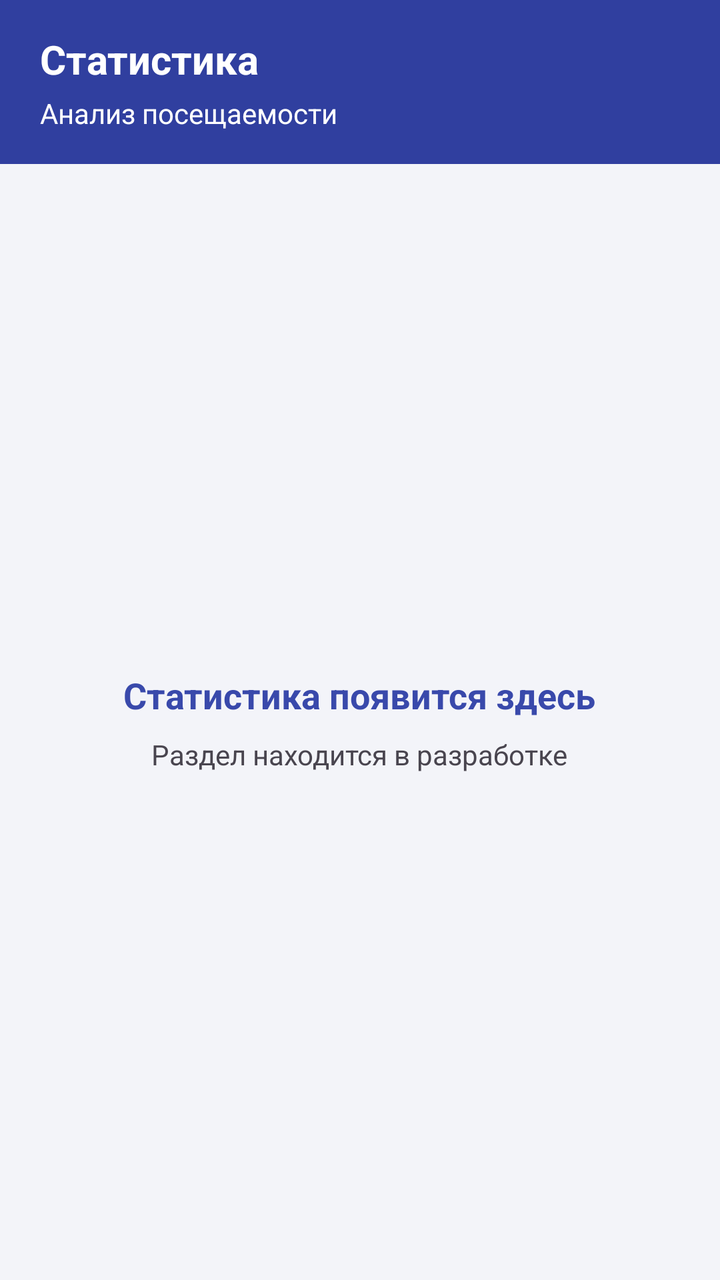
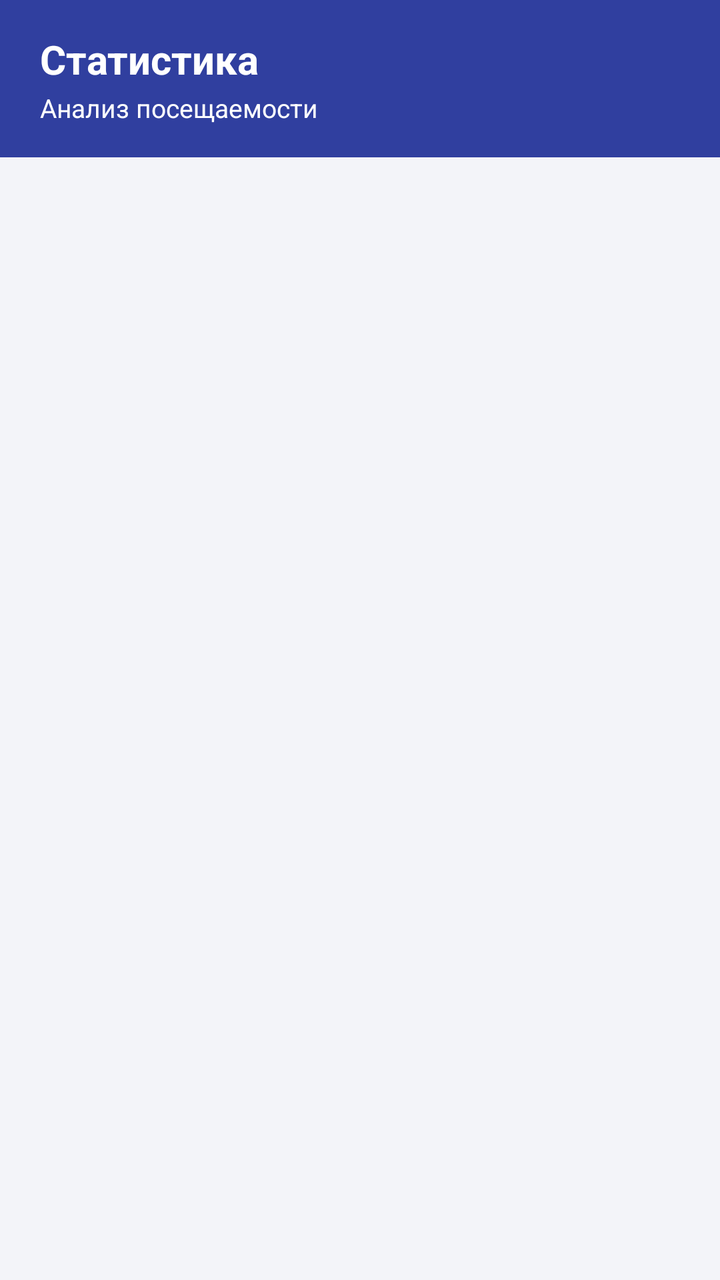

Two renders of the same Android screen: before a commit and after it. Below are the layout's source before the change and the commit's diff.
<!-- AndroidManifest.xml: application theme Theme.AttendanceControl -->
<!-- res/layout/activity_statistics.xml -->
<?xml version="1.0" encoding="utf-8"?>
<LinearLayout xmlns:android="http://schemas.android.com/apk/res/android"
    android:id="@+id/statisticsRoot"
    android:layout_width="match_parent"
    android:layout_height="match_parent"
    android:orientation="vertical"
    android:background="?android:attr/colorBackground">

    
    <LinearLayout
        android:id="@+id/headerLayout"
        android:layout_width="match_parent"
        android:layout_height="wrap_content"
        android:orientation="vertical"
        android:background="@color/header_bg"
        android:paddingLeft="20dp"
        android:paddingRight="20dp"
        android:paddingTop="16dp"
        android:paddingBottom="16dp">

        <TextView
            android:layout_width="wrap_content"
            android:layout_height="wrap_content"
            android:text="Статистика"
            android:textSize="20sp"
            android:textStyle="bold"
            android:textColor="@color/header_title" />

        <TextView
            android:layout_width="wrap_content"
            android:layout_height="wrap_content"
            android:text="Анализ посещаемости"
            android:textSize="14sp"
            android:textColor="@color/header_subtitle"
            android:layout_marginTop="4dp" />
    </LinearLayout>

    
    <LinearLayout
        android:layout_width="match_parent"
        android:layout_height="0dp"
        android:layout_weight="1"
        android:gravity="center"
        android:orientation="vertical">

        <TextView
            android:layout_width="wrap_content"
            android:layout_height="wrap_content"
            android:text="Статистика появится здесь"
            android:textSize="18sp"
            android:textStyle="bold"
            android:textColor="?attr/colorPrimary"
            android:gravity="center" />

        <TextView
            android:layout_width="wrap_content"
            android:layout_height="wrap_content"
            android:text="Раздел находится в разработке"
            android:textSize="14sp"
            android:textColor="?android:attr/textColorSecondary"
            android:gravity="center"
            android:layout_marginTop="8dp" />
    </LinearLayout>

</LinearLayout>
<!-- resources referenced by this layout -->
<resources>
  <color name="header_bg">#303F9F</color>
  <color name="header_subtitle">#FFFFFF</color>
  <color name="header_title">#FFFFFF</color>
  <style name="Theme.AttendanceControl" parent="Base.Theme.AttendanceControl" />
  <style name="Base.Theme.AttendanceControl" parent="Theme.Material3.Light.NoActionBar">
          
          <item name="colorPrimary">@color/indigo_500</item>
          <item name="colorPrimaryDark">@color/indigo_900</item>
          <item name="colorPrimaryContainer">@color/indigo_100</item>
          <item name="colorOnPrimary">@color/on_primary</item>
          <item name="colorOnPrimaryContainer">@color/indigo_900</item>
  
          
          <item name="colorSecondary">@color/amber_600</item>
          <item name="colorSecondaryContainer">@color/amber_200</item>
          <item name="colorOnSecondary">@color/on_background</item>
  
          
          <item name="android:colorBackground">@color/background</item>
          <item name="colorSurface">@color/surface</item>
          <item name="colorSurfaceVariant">@color/surface_variant</item>
          <item name="colorOnBackground">@color/on_background</item>
          <item name="colorOnSurface">@color/on_surface</item>
  
          
          <item name="android:statusBarColor">@android:color/transparent</item>
          <item name="android:windowTranslucentStatus">false</item>
          <item name="android:windowLightStatusBar">false</item>
  
          
          <item name="colorError">@color/error</item>
      </style>
  <color name="indigo_500">#3949AB</color>
  <color name="indigo_900">#1A237E</color>
  <color name="indigo_100">#C5CAE9</color>
  <color name="on_primary">#FFFFFF</color>
  <color name="amber_600">#FFB300</color>
  <color name="amber_200">#FFE082</color>
  <color name="on_background">#1C1B2E</color>
  <color name="background">#F3F4F9</color>
  <color name="surface">#FFFFFF</color>
  <color name="surface_variant">#ECEEF8</color>
  <color name="on_surface">#1C1B2E</color>
  <color name="error">#B00020</color>
</resources>

<!-- the commit's change to res/layout/activity_statistics.xml (unified diff, before → after) -->
@@ -1,6 +1,5 @@
 <?xml version="1.0" encoding="utf-8"?>
 <LinearLayout xmlns:android="http://schemas.android.com/apk/res/android"
-    android:id="@+id/statisticsRoot"
     android:layout_width="match_parent"
     android:layout_height="match_parent"
     android:orientation="vertical"
@@ -13,8 +12,8 @@
         android:layout_height="wrap_content"
         android:orientation="vertical"
         android:background="@color/header_bg"
-        android:paddingLeft="20dp"
-        android:paddingRight="20dp"
+        android:paddingStart="20dp"
+        android:paddingEnd="20dp"
         android:paddingTop="16dp"
         android:paddingBottom="16dp">
 
@@ -30,36 +29,245 @@
             android:layout_width="wrap_content"
             android:layout_height="wrap_content"
             android:text="Анализ посещаемости"
-            android:textSize="14sp"
+            android:textSize="13sp"
             android:textColor="@color/header_subtitle"
-            android:layout_marginTop="4dp" />
+            android:layout_marginTop="2dp" />
     </LinearLayout>
 
     
+    <ProgressBar
+        android:id="@+id/progressBar"
+        android:layout_width="wrap_content"
+        android:layout_height="wrap_content"
+        android:layout_gravity="center_horizontal"
+        android:layout_marginTop="40dp"
+        android:visibility="visible" />
+
+    
     <LinearLayout
+        android:id="@+id/layoutEmpty"
         android:layout_width="match_parent"
         android:layout_height="0dp"
         android:layout_weight="1"
         android:gravity="center"
-        android:orientation="vertical">
-
-        <TextView
-            android:layout_width="wrap_content"
-            android:layout_height="wrap_content"
-            android:text="Статистика появится здесь"
-            android:textSize="18sp"
+        android:orientation="vertical"
+        android:visibility="gone"
+        android:padding="32dp">
+
+        <TextView
+            android:layout_width="wrap_content"
+            android:layout_height="wrap_content"
+            android:text="Нет данных"
+            android:textSize="20sp"
             android:textStyle="bold"
-            android:textColor="?attr/colorPrimary"
+            android:textColor="?android:attr/textColorPrimary"
             android:gravity="center" />
 
         <TextView
             android:layout_width="wrap_content"
             android:layout_height="wrap_content"
-            android:text="Раздел находится в разработке"
+            android:text="Сохраните посещаемость на экране «Занятие», чтобы здесь появилась статистика."
             android:textSize="14sp"
             android:textColor="?android:attr/textColorSecondary"
             android:gravity="center"
+            android:lineSpacingMultiplier="1.4"
             android:layout_marginTop="8dp" />
     </LinearLayout>
 
+    
+    <ScrollView
+        android:id="@+id/layoutContent"
+        android:layout_width="match_parent"
+        android:layout_height="0dp"
+        android:layout_weight="1"
+        android:visibility="gone"
+        android:fillViewport="true">
+
+        <LinearLayout
+            android:layout_width="match_parent"
+            android:layout_height="wrap_content"
+            android:orientation="vertical"
+            android:padding="16dp">
+
+            
+            <TextView
+                android:layout_width="wrap_content"
+                android:layout_height="wrap_content"
+                android:text="Сводка"
+                android:textSize="15sp"
+                android:textStyle="bold"
+                android:textColor="?android:attr/textColorSecondary"
+                android:letterSpacing="0.08"
+                android:layout_marginBottom="8dp" />
+
+            
+            <LinearLayout
+                android:id="@+id/layoutCards"
+                android:layout_width="match_parent"
+                android:layout_height="wrap_content"
+                android:orientation="horizontal"
+                android:layout_marginBottom="20dp">
+
+                
+                <LinearLayout
+                    android:id="@+id/cardPresent"
+                    android:layout_width="0dp"
+                    android:layout_height="wrap_content"
+                    android:layout_weight="1"
+                    android:orientation="vertical"
+                    android:background="@drawable/bg_stat_card"
+                    android:padding="14dp"
+                    android:gravity="center"
+                    android:layout_marginEnd="6dp">
+
+                    <TextView
+                        android:id="@+id/tvPresentCount"
+                        android:layout_width="wrap_content"
+                        android:layout_height="wrap_content"
+                        android:text="0"
+                        android:textSize="26sp"
+                        android:textStyle="bold"
+                        android:textColor="@color/stat_present_text" />
+
+                    <TextView
+                        android:layout_width="wrap_content"
+                        android:layout_height="wrap_content"
+                        android:text="Присутствовал"
+                        android:textSize="11sp"
+                        android:textColor="?android:attr/textColorSecondary"
+                        android:gravity="center"
+                        android:layout_marginTop="2dp" />
+                </LinearLayout>
+
+                
+                <LinearLayout
+                    android:id="@+id/cardAbsent"
+                    android:layout_width="0dp"
+                    android:layout_height="wrap_content"
+                    android:layout_weight="1"
+                    android:orientation="vertical"
+                    android:background="@drawable/bg_stat_card"
+                    android:padding="14dp"
+                    android:gravity="center"
+                    android:layout_marginStart="6dp"
+                    android:layout_marginEnd="6dp">
+
+                    <TextView
+                        android:id="@+id/tvAbsentCount"
+                        android:layout_width="wrap_content"
+                        android:layout_height="wrap_content"
+                        android:text="0"
+                        android:textSize="26sp"
+                        android:textStyle="bold"
+                        android:textColor="@color/stat_absent_text" />
+
+                    <TextView
+                        android:layout_width="wrap_content"
+                        android:layout_height="wrap_content"
+                        android:text="Отсутствовал"
+                        android:textSize="11sp"
+                        android:textColor="?android:attr/textColorSecondary"
+                        android:gravity="center"
+                        android:layout_marginTop="2dp" />
+                </LinearLayout>
+
+                
+                <LinearLayout
+                    android:id="@+id/cardLate"
+                    android:layout_width="0dp"
+                    android:layout_height="wrap_content"
+                    android:layout_weight="1"
+                    android:orientation="vertical"
+                    android:background="@drawable/bg_stat_card"
+                    android:padding="14dp"
+                    android:gravity="center"
+                    android:layout_marginStart="6dp">
+
+                    <TextView
+                        android:id="@+id/tvLateCount"
+                        android:layout_width="wrap_content"
+                        android:layout_height="wrap_content"
+                        android:text="0"
+                        android:textSize="26sp"
+                        android:textStyle="bold"
+                        android:textColor="@color/stat_late_text" />
+
+                    <TextView
+                        android:layout_width="wrap_content"
+                        android:layout_height="wrap_content"
+                        android:text="Опоздал"
+                        android:textSize="11sp"
+                        android:textColor="?android:attr/textColorSecondary"
+                        android:gravity="center"
+                        android:layout_marginTop="2dp" />
+                </LinearLayout>
+            </LinearLayout>
+
+            
+            <LinearLayout
+                android:layout_width="match_parent"
+                android:layout_height="wrap_content"
+                android:orientation="vertical"
+                android:background="@drawable/bg_stat_card"
+                android:padding="16dp"
+                android:layout_marginBottom="20dp">
+
+                <LinearLayout
+                    android:layout_width="match_parent"
+                    android:layout_height="wrap_content"
+                    android:orientation="horizontal"
+                    android:gravity="center_vertical">
+
+                    <TextView
+                        android:layout_width="0dp"
+                        android:layout_height="wrap_content"
+                        android:layout_weight="1"
+                        android:text="Уровень посещаемости"
+                        android:textSize="14sp"
+                        android:textStyle="bold"
+                        android:textColor="?attr/colorOnSurface" />
+
+                    <TextView
+                        android:id="@+id/tvAttendancePct"
+                        android:layout_width="wrap_content"
+                        android:layout_height="wrap_content"
+                        android:text="0%"
+                        android:textSize="18sp"
+                        android:textStyle="bold"
+                        android:textColor="@color/indigo_500" />
+                </LinearLayout>
+
+                <ProgressBar
+                    android:id="@+id/progressAttendance"
+                    style="?android:attr/progressBarStyleHorizontal"
+                    android:layout_width="match_parent"
+                    android:layout_height="10dp"
+                    android:layout_marginTop="10dp"
+                    android:max="100"
+                    android:progress="0"
+                    android:progressTint="@color/indigo_500"
+                    android:progressBackgroundTint="?attr/colorSurfaceVariant" />
+            </LinearLayout>
+
+            
+            <TextView
+                android:layout_width="wrap_content"
+                android:layout_height="wrap_content"
+                android:text="Последние записи"
+                android:textSize="13sp"
+                android:textStyle="bold"
+                android:textColor="?android:attr/textColorSecondary"
+                android:letterSpacing="0.08"
+                android:layout_marginBottom="8dp" />
+
+            <androidx.recyclerview.widget.RecyclerView
+                android:id="@+id/rvHistory"
+                android:layout_width="match_parent"
+                android:layout_height="wrap_content"
+                android:nestedScrollingEnabled="false"
+                android:clipToPadding="false" />
+
+        </LinearLayout>
+    </ScrollView>
+
 </LinearLayout>
<!-- resource entries referenced after the edit -->
@@ -33,6 +33,19 @@
           <item name="colorError">@color/error</item>
       </style>
   <color name="indigo_500">#3949AB</color>
+  <color name="stat_absent_text">#C62828</color>
+  <color name="stat_late_text">#E65100</color>
+  <color name="stat_present_text">#2E7D32</color>
+  <!-- drawable bg_stat_card (drawable) -->
+  <?xml version="1.0" encoding="utf-8"?>
+  <shape xmlns:android="http://schemas.android.com/apk/res/android"
+      android:shape="rectangle">
+      <solid android:color="?attr/colorSurface" />
+      <corners android:radius="16dp" />
+      <stroke
+          android:width="1dp"
+          android:color="?attr/colorOutline" />
+  </shape>
   <color name="indigo_900">#1A237E</color>
   <color name="indigo_100">#C5CAE9</color>
   <color name="on_primary">#FFFFFF</color>
